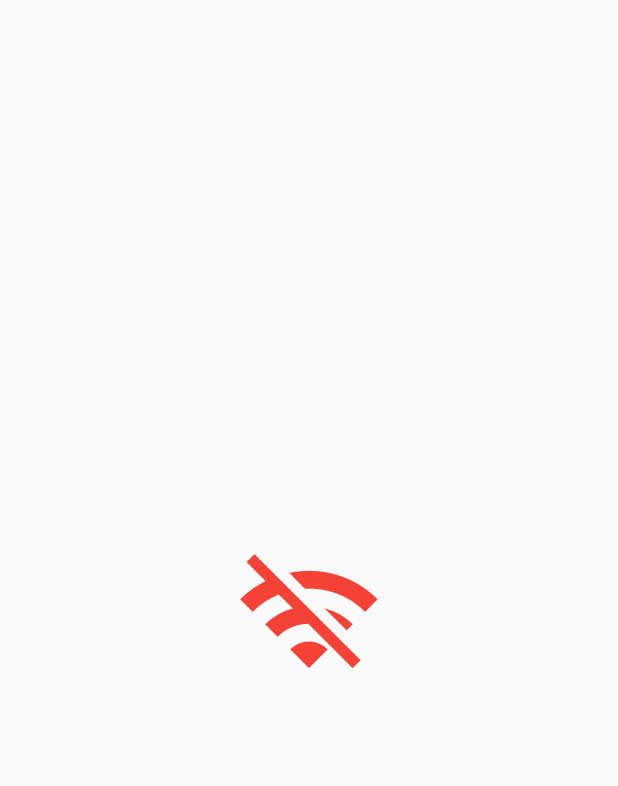
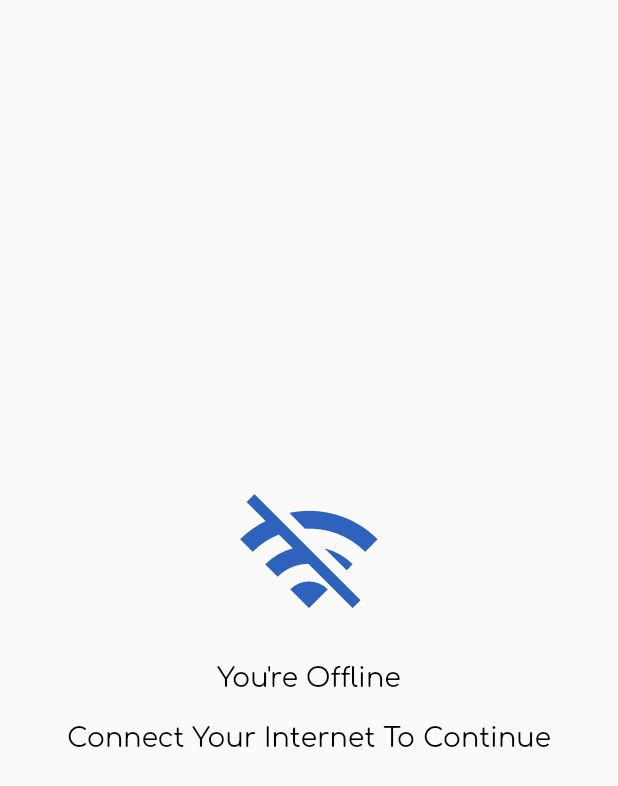
Before and after one commit to adilvn/EPCCApp, a Flutter app: the NoInternet screen opened directly, on a phone screen of 412 x 824 dp. Shown: the top 786 px of the screen. Run offline on Flutter 3.47's test engine with Material 2 defaults, Android fonts, the phone set to English and light mode, and no system bars; our stand-ins replace animate_do, cached_network_image, cloud_firestore, connectivity, firebase_auth, firebase_core and 7 more; missing offline and left inert: connectivity_alert_widget, splash_screen_view; accounts and stored records are empty.

Commit message:
5-8-2021(1)

```diff
--- a/lib/Screens/noInternet.dart
+++ b/lib/Screens/noInternet.dart
@@ -1,3 +1,4 @@
+import 'package:epcc/Models/constants.dart';
 import 'package:flutter/material.dart';
 
 class NoInternet extends StatelessWidget {
@@ -8,10 +9,39 @@ class NoInternet extends StatelessWidget {
     return Scaffold(
       body: Center(
         child: Container(
-          child: Icon(
-            Icons.wifi_off,
-            size: 100,
-            color: Colors.red,
+          child: Column(
+            mainAxisAlignment: MainAxisAlignment.center,
+            children: [
+              Icon(
+                Icons.wifi_off,
+                size: 100,
+                color: epccBlue500,
+              ),
+              SizedBox(
+                height: 20,
+              ),
+              Container(
+                child: Text(
+                  "You're Offline",
+                  style: TextStyle(
+                      color: Colors.black,
+                      fontSize: 18,
+                      fontWeight: FontWeight.normal),
+                ),
+              ),
+              SizedBox(
+                height: 20,
+              ),
+              Container(
+                child: Text(
+                  "Connect Your Internet To Continue",
+                  style: TextStyle(
+                      color: Colors.black,
+                      fontSize: 18,
+                      fontWeight: FontWeight.normal),
+                ),
+              )
+            ],
           ),
         ),
       ),
```
Also changed, not shown: lib/Screens/login_screen.dart (+7 -8 lines).
